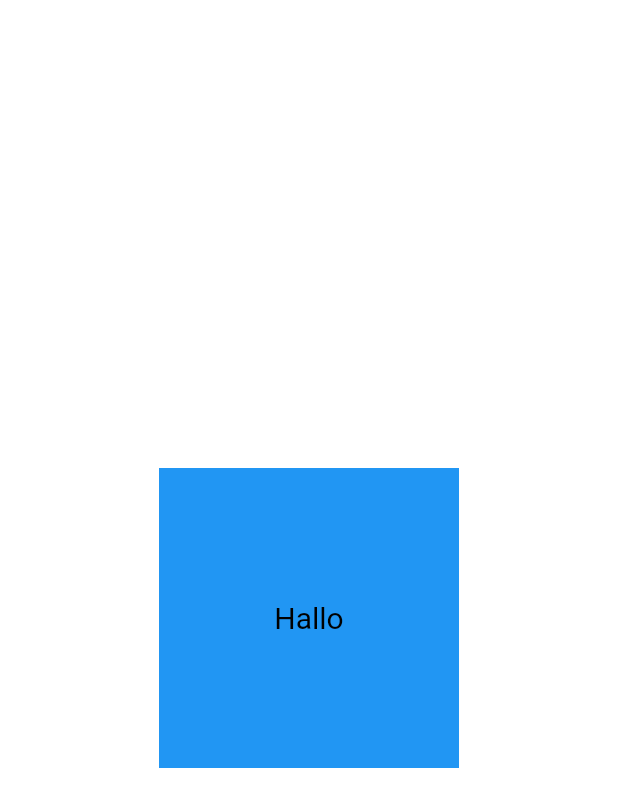
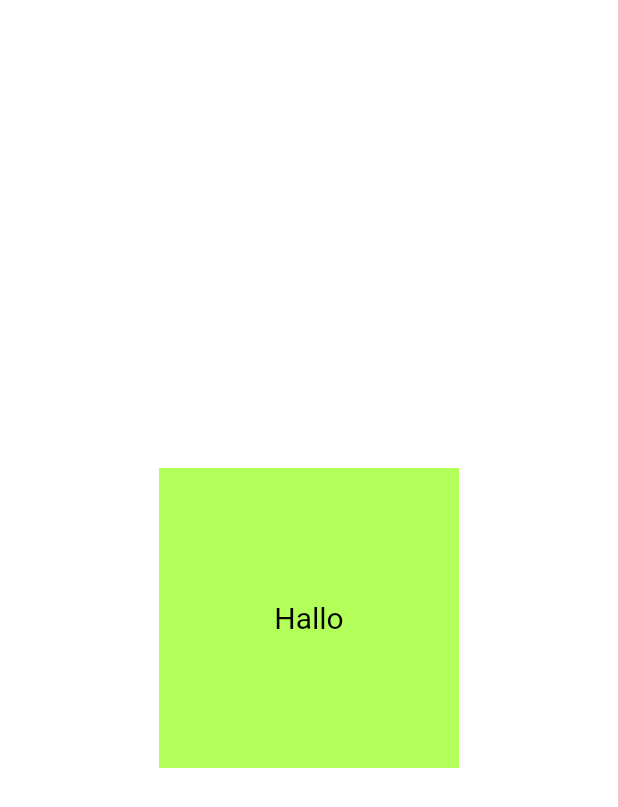
Before and after one commit to Maik96/GetYourTasksDone, a Flutter app: the screen it shows after launch, on a phone screen of 412 x 824 dp. Shown: the top 807 px of the screen. Run offline on Flutter 3.47's test engine with Material 2 defaults, Android fonts, the phone set to English and light mode, and no system bars.

Commit message:
Adding some code

```diff
--- a/doyourtasks/lib/views/welcome_screen.dart
+++ b/doyourtasks/lib/views/welcome_screen.dart
@@ -12,7 +12,7 @@ class WelcomeScreen extends StatelessWidget {
           child: Container(
         width: 200,
         height: 200,
-        decoration: const BoxDecoration(color: Colors.blue),
+        decoration: const BoxDecoration(color: Colors.lightGreenAccent),
         child: const Center(
           child: Text(
             "Hallo",
```
